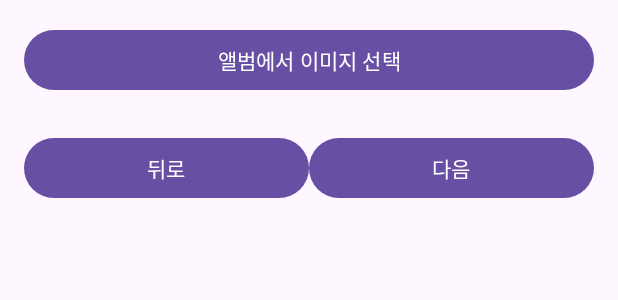
After one commit to sanggyoon/Moodigae_familySNS, an Android app: the layout fragment_post_create.xml on its own in the app's theme, with its tools: preview values and no code run, on a phone screen of 412 x 824 dp. The commit adds this screen. Shown: the top 300 px of the screen. Run offline under Robolectric (Android 15) with nearby library versions, the phone set to English and light mode, and no system bars.

Commit message:
feat: 장치에서 이미지 선택

```diff
--- a/app/build.gradle.kts
+++ b/app/build.gradle.kts
@@ -1,6 +1,8 @@
 plugins {
     alias(libs.plugins.android.application)
     alias(libs.plugins.kotlin.android)
+
+    id("androidx.navigation.safeargs.kotlin")
 
     // Add the Google services Gradle plugin
     id("com.google.gms.google-services")
--- a/app/src/main/res/layout/fragment_family_home.xml
+++ b/app/src/main/res/layout/fragment_family_home.xml
@@ -69,7 +69,6 @@
                 android:orientation="horizontal" />
         </HorizontalScrollView>
 
-        <!-- 소식 공유하기 버튼 -->
         <Button
             android:id="@+id/btn_share_post"
             android:layout_width="wrap_content"
--- /dev/null
+++ b/app/src/main/res/layout/fragment_post_create.xml
@@ -0,0 +1,43 @@
+<?xml version="1.0" encoding="utf-8"?>
+<LinearLayout
+    xmlns:android="http://schemas.android.com/apk/res/android"
+    android:layout_width="match_parent"
+    android:layout_height="match_parent"
+    android:orientation="vertical"
+    android:padding="16dp">
+
+    <Button
+        android:id="@+id/btn_pick_image"
+        android:layout_width="match_parent"
+        android:layout_height="wrap_content"
+        android:text="앨범에서 이미지 선택" />
+
+    <ImageView
+        android:id="@+id/image_preview"
+        android:layout_width="match_parent"
+        android:layout_height="300dp"
+        android:layout_marginTop="16dp"
+        android:scaleType="centerCrop"
+        android:visibility="gone" />
+
+    <LinearLayout
+        android:layout_width="match_parent"
+        android:layout_height="wrap_content"
+        android:layout_marginTop="24dp"
+        android:orientation="horizontal">
+
+        <Button
+            android:id="@+id/btn_back"
+            android:layout_width="0dp"
+            android:layout_weight="1"
+            android:layout_height="wrap_content"
+            android:text="뒤로" />
+
+        <Button
+            android:id="@+id/btn_next"
+            android:layout_width="0dp"
+            android:layout_weight="1"
+            android:layout_height="wrap_content"
+            android:text="다음" />
+    </LinearLayout>
+</LinearLayout>
--- a/build.gradle.kts
+++ b/build.gradle.kts
@@ -5,4 +5,6 @@ plugins {
 
     // Add the dependency for the Google services Gradle plugin
     id("com.google.gms.google-services") version "4.4.3" apply false
+
+    id("androidx.navigation.safeargs") version "2.7.7" apply false
 }
```
Also changed, not shown: app/src/main/java/com/example/familysns/ui/FamilyHomeFragment.kt (+10 -1 lines), app/src/main/java/com/example/familysns/ui/PostCreateFragament.kt (added, +54 -0 lines), app/src/main/java/com/example/familysns/ui/PostWriteFragment.kt (added, +25 -0 lines), app/src/main/res/layout/fragment_post_write.xml (added, +30 -0 lines), app/src/main/res/navigation/nav_graph.xml (+26 -1 lines), gradle/wrapper/gradle-wrapper.properties.
